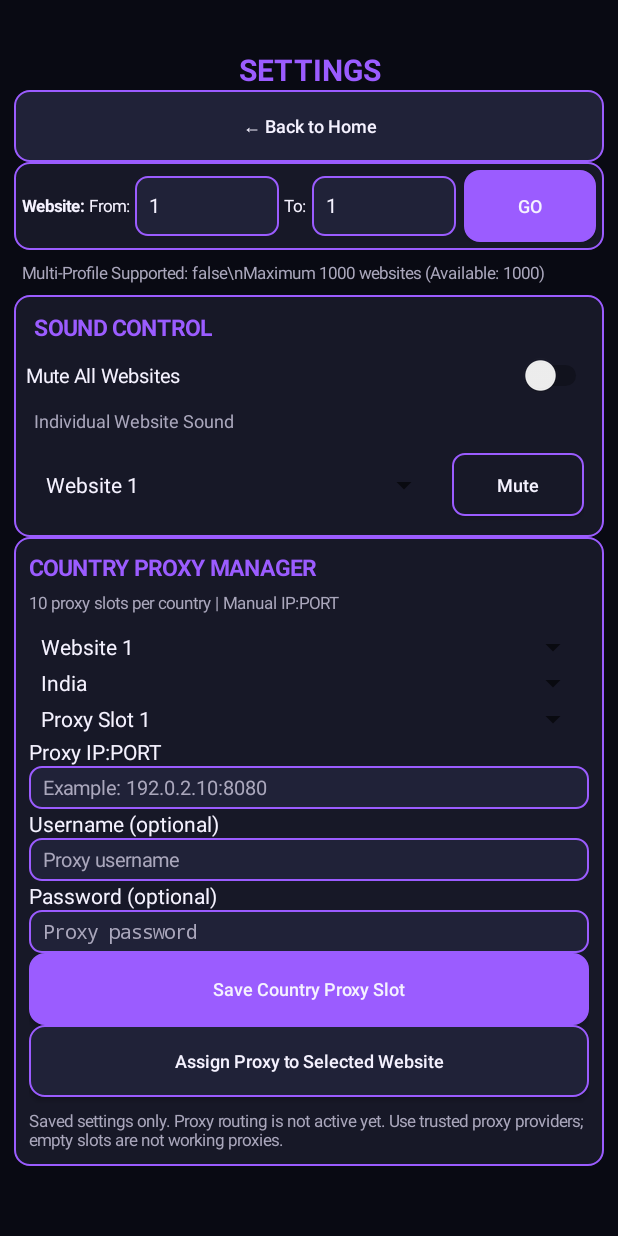
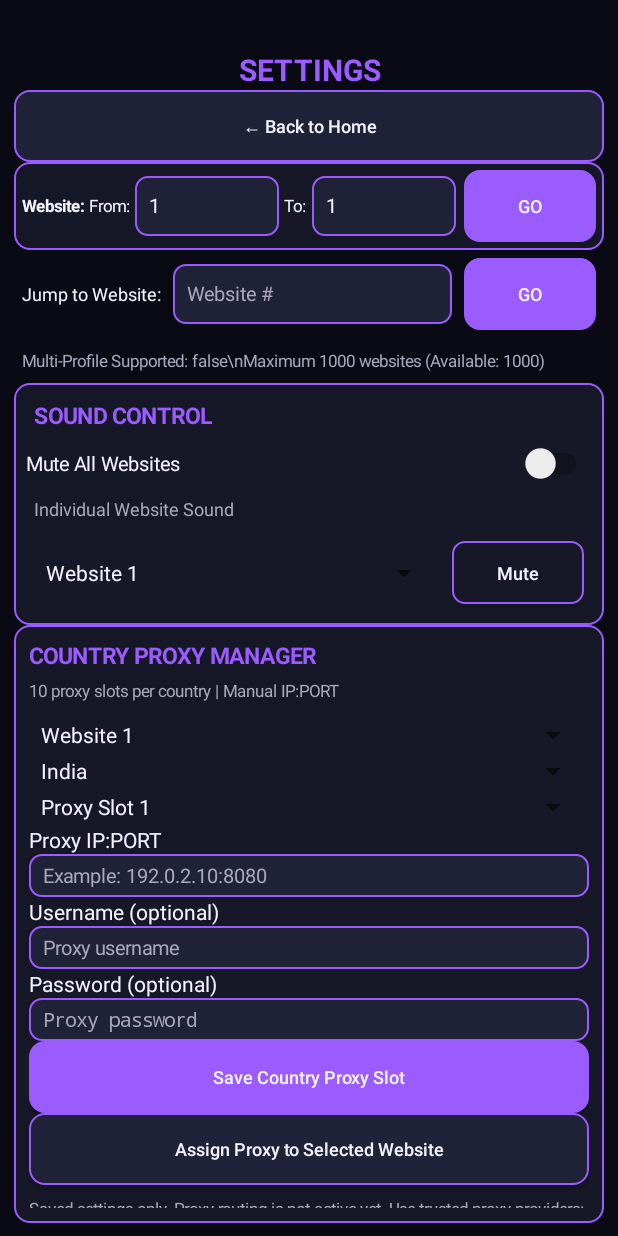
Before and after one commit to reyansh1949/MultiSiteStudio, an Android app: the screen it shows after launch (MainActivity), after a tap on "⚙ Settings", on a phone screen of 412 x 824 dp. Run offline under Robolectric (Android 15) with nearby library versions, the phone set to English and light mode, and no system bars.

Commit message:
Restore Jump To website navigation below range selector

```diff
--- a/app/src/main/java/com/multisite/studio/MainActivity.java
+++ b/app/src/main/java/com/multisite/studio/MainActivity.java
@@ -42,6 +42,7 @@ public class MainActivity extends Activity {
     private EditText bulkUrl;
     private EditText fromInput;
     private EditText toInput;
+    private EditText jumpNumber;
     private int startSite = 1;
     private int endSite = 4;
     private LinearLayout soundControlsContainer;
@@ -246,6 +247,36 @@ Toast.makeText(this,
 
         settingsLayout.addView(row);
 
+        LinearLayout jumpRow = new LinearLayout(this);
+        jumpRow.setGravity(Gravity.CENTER_VERTICAL);
+        jumpRow.setPadding(dp(5), dp(5), dp(5), dp(5));
+
+        TextView jumpLabel = new TextView(this);
+        jumpLabel.setText("Jump to Website:");
+        jumpLabel.setTextColor(JJK_TEXT);
+        jumpLabel.setTextSize(12);
+        jumpRow.addView(jumpLabel);
+
+        jumpNumber = new EditText(this);
+        jumpNumber.setSingleLine(true);
+        jumpNumber.setTextSize(13);
+        jumpNumber.setInputType(InputType.TYPE_CLASS_NUMBER);
+        jumpNumber.setHint("Website #");
+        styleEditText(jumpNumber);
+
+        LinearLayout.LayoutParams jumpParams =
+                new LinearLayout.LayoutParams(0, dp(40), 1f);
+        jumpParams.setMargins(dp(8), 0, dp(8), 0);
+        jumpRow.addView(jumpNumber, jumpParams);
+
+        Button jumpButton = new Button(this);
+        jumpButton.setText("GO");
+        styleButton(jumpButton, JJK_PURPLE);
+        jumpButton.setOnClickListener(v -> jumpToSite());
+        jumpRow.addView(jumpButton);
+
+        settingsLayout.addView(jumpRow);
+
         TextView capacityInfo = new TextView(this);
         capacityInfo.setText(
                 "Multi-Profile Supported: " + profilesSupported
@@ -322,6 +353,39 @@ Toast.makeText(this,
         settingsOpen = false;
         settingsLayout.setVisibility(View.GONE);
         homeLayout.setVisibility(View.VISIBLE);
+    }
+
+    private void jumpToSite() {
+        String value = jumpNumber.getText().toString().trim();
+
+        if (value.isEmpty()) {
+            Toast.makeText(this, "Enter website number",
+                    Toast.LENGTH_SHORT).show();
+            return;
+        }
+
+        try {
+            int number = Integer.parseInt(value);
+
+            if (number < startSite || number > endSite) {
+                Toast.makeText(this,
+                        "Currently showing Website " + startSite
+                        + " to " + endSite,
+                        Toast.LENGTH_SHORT).show();
+                return;
+            }
+
+            int index = number - startSite;
+
+            if (index >= 0 && index < siteCells.size()) {
+                showHomePage();
+                gridScroll.post(() -> gridScroll.smoothScrollTo(
+                        0, siteCells.get(index).getTop()));
+            }
+        } catch (NumberFormatException e) {
+            Toast.makeText(this, "Invalid website number",
+                    Toast.LENGTH_SHORT).show();
+        }
     }
 
     private void applyTypedWebsiteRange() {
```
